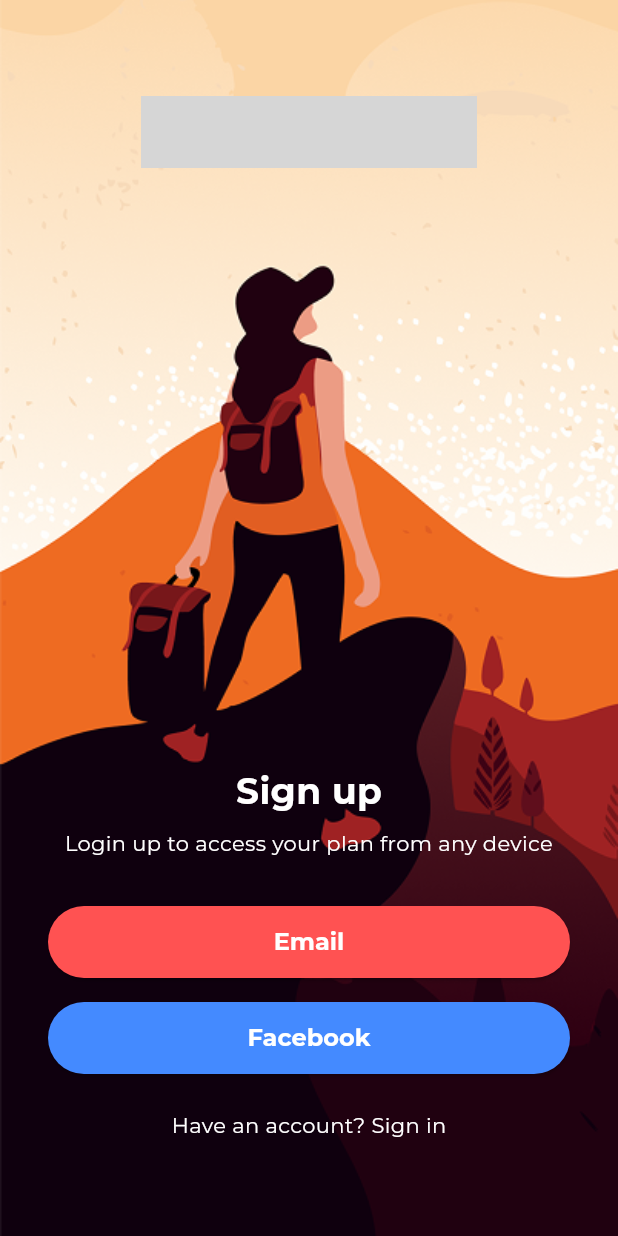
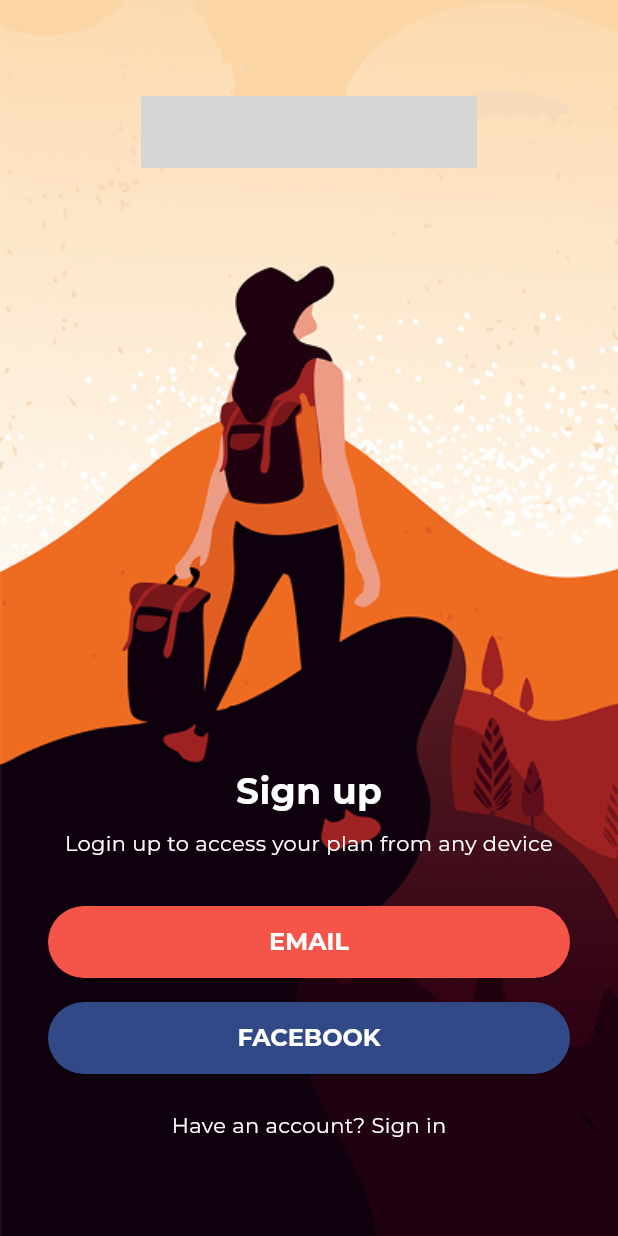
Before and after one commit to Thun-2004/triptery, a Flutter app: the screen it shows after launch, on a phone screen of 412 x 824 dp. Run offline on Flutter 3.47's test engine with Material 3 defaults, Android fonts, the phone set to English and light mode, and no system bars; our stand-ins replace flutter_svg, google_fonts; grey boxes are pictures that could not be loaded.

Commit message:
style: change button color

```diff
--- a/lib/presentation/pages/login_page.dart
+++ b/lib/presentation/pages/login_page.dart
@@ -66,7 +66,7 @@ class _LoginPageState extends State<LoginPage> {
                     ElevatedButton(
                       onPressed: () {},
                       style: ElevatedButton.styleFrom(
-                        backgroundColor: Colors.redAccent,
+                        backgroundColor: Color(0xFFF55548),
                         foregroundColor: Colors.white,
                         shape: RoundedRectangleBorder(
                           borderRadius: BorderRadius.circular(50),
@@ -74,7 +74,7 @@ class _LoginPageState extends State<LoginPage> {
                         padding: const EdgeInsets.symmetric(vertical: 14),
                       ),
                       child: const Text(
-                        "Email",
+                        "EMAIL",
                         style: TextStyle(
                           fontSize: 16,
                           fontFamily: 'Montserrat',
@@ -88,7 +88,7 @@ class _LoginPageState extends State<LoginPage> {
                     ElevatedButton(
                       onPressed: () {},
                       style: ElevatedButton.styleFrom(
-                        backgroundColor: Colors.blueAccent,
+                        backgroundColor: Color(0xFF324987),
                         foregroundColor: Colors.white,
                         shape: RoundedRectangleBorder(
                           borderRadius: BorderRadius.circular(50),
@@ -96,7 +96,7 @@ class _LoginPageState extends State<LoginPage> {
                         padding: const EdgeInsets.symmetric(vertical: 14),
                       ),
                       child: const Text(
-                        "Facebook",
+                        "FACEBOOK",
                         style: TextStyle(
                           fontSize: 16,
                           fontFamily: 'Montserrat',
```
